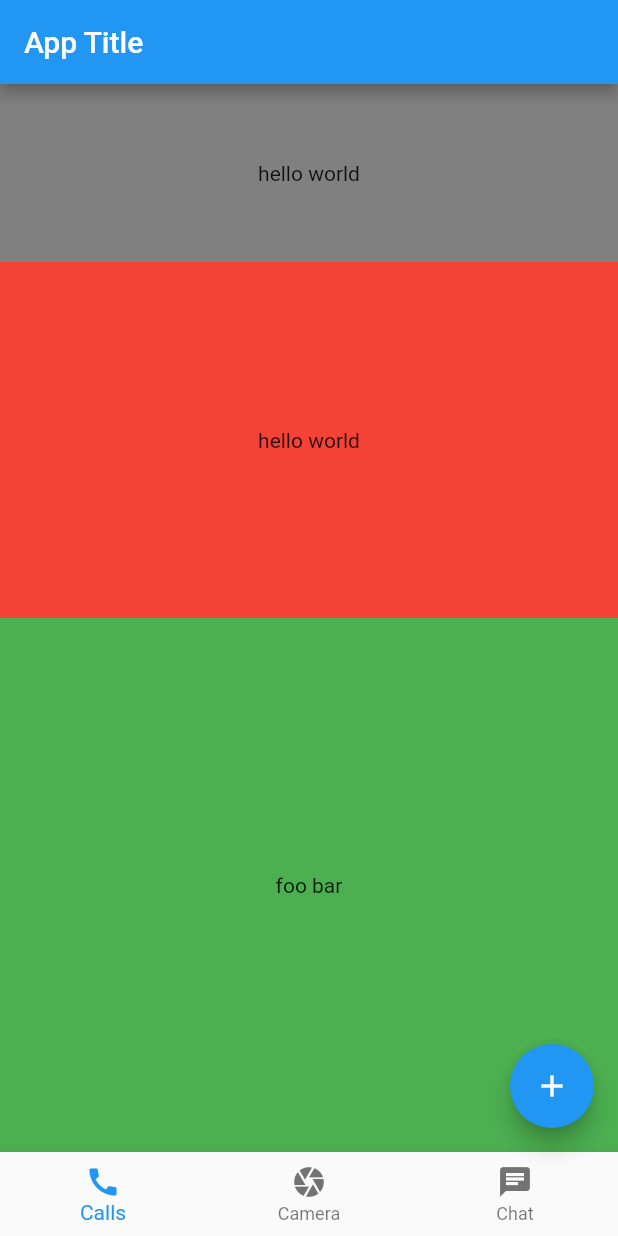
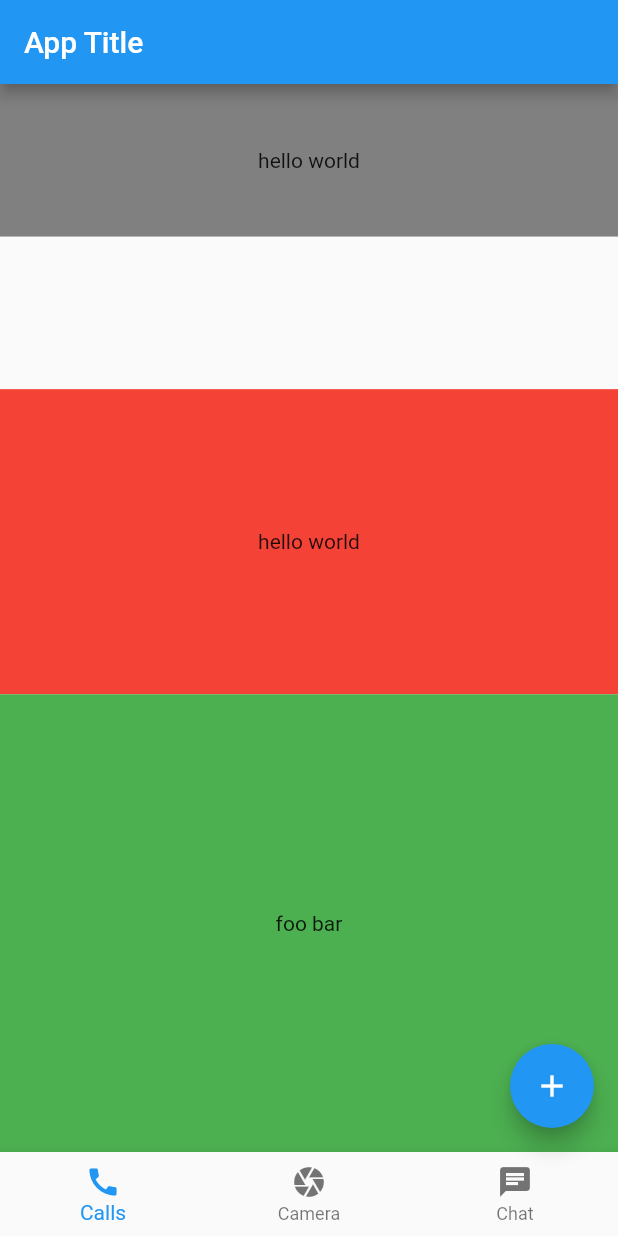
Before and after one commit to netTrek-Flutter/swr-flutter-1, a Flutter app: the screen it shows after launch, on a phone screen of 412 x 824 dp. Run offline on Flutter 3.47's test engine with Material 2 defaults, Android fonts, the phone set to English and light mode, and no system bars.

Commit message:
update ColumnSample

```diff
--- a/lib/widgets/samples/column_sample.dart
+++ b/lib/widgets/samples/column_sample.dart
@@ -24,6 +24,13 @@ class ColumnSample extends StatelessWidget {
             ),
           ),
         ),
+        // Container(
+        //   height: 100,
+        // ),
+        // const Text('hello world'),
+        const Spacer(
+          flex: 1,
+        ),
         Expanded(
           flex: 2,
           child: Container(
```
